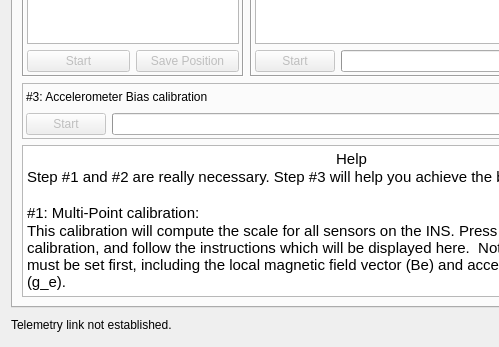
Above: ground/openpilotgcs/src/plugins/config/revosensors.ui from openpilot/OpenPilot before the change; both pictures show x 0 to 499 and y 184 to 531 of the 717 by 531 pixel window. Below: the same form after it.
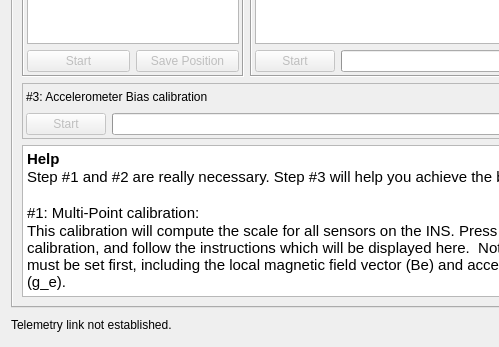
That is the form after the change. Icons and pictures are not drawn.

Commit message: OP-935 Sets the correct background color of some configuration pages.

```diff
--- a/ground/openpilotgcs/src/plugins/config/revosensors.ui
+++ b/ground/openpilotgcs/src/plugins/config/revosensors.ui
@@ -17,12 +17,15 @@
    <item>
     <widget class="QTabWidget" name="tabWidget">
      <property name="autoFillBackground">
-      <bool>false</bool>
+      <bool>true</bool>
      </property>
      <property name="currentIndex">
       <number>0</number>
      </property>
      <widget class="QWidget" name="tab_2">
+      <property name="autoFillBackground">
+       <bool>true</bool>
+      </property>
       <attribute name="title">
        <string>Calibration</string>
       </attribute>
@@ -309,7 +312,7 @@
 &lt;table border=&quot;0&quot; style=&quot;-qt-table-type: root; margin-top:4px; margin-bottom:4px; margin-left:4px; margin-right:4px;&quot;&gt;
 &lt;tr&gt;
 &lt;td style=&quot;border: none;&quot;&gt;
-&lt;p align=&quot;center&quot; style=&quot; margin-top:0px; margin-bottom:0px; margin-left:0px; margin-right:0px; -qt-block-indent:0; text-indent:0px;&quot;&gt;&lt;span style=&quot; font-family:'Ubuntu'; font-size:11pt;&quot;&gt;Help&lt;/span&gt;&lt;/p&gt;
+&lt;p style=&quot; margin-top:0px; margin-bottom:0px; margin-left:0px; margin-right:0px; -qt-block-indent:0; text-indent:0px;&quot;&gt;&lt;span style=&quot; font-family:'Ubuntu'; font-size:11pt; font-weight:600;&quot;&gt;Help&lt;/span&gt;&lt;/p&gt;
 &lt;p style=&quot; margin-top:0px; margin-bottom:0px; margin-left:0px; margin-right:0px; -qt-block-indent:0; text-indent:0px;&quot;&gt;&lt;span style=&quot; font-family:'Ubuntu'; font-size:11pt;&quot;&gt;Step #1 and #2 are really necessary. Step #3 will help you achieve the best possible results.&lt;/span&gt;&lt;/p&gt;
 &lt;p align=&quot;center&quot; style=&quot;-qt-paragraph-type:empty; margin-top:0px; margin-bottom:0px; margin-left:0px; margin-right:0px; -qt-block-indent:0; text-indent:0px; font-family:'Ubuntu'; font-size:11pt;&quot;&gt;&lt;br /&gt;&lt;/p&gt;
 &lt;p style=&quot; margin-top:0px; margin-bottom:0px; margin-left:0px; margin-right:0px; -qt-block-indent:0; text-indent:0px;&quot;&gt;&lt;span style=&quot; font-family:'Ubuntu'; font-size:11pt;&quot;&gt;#1: Multi-Point calibration:&lt;/span&gt;&lt;/p&gt;
```
Left out of the diff: 5 changed lines with no effect on the pictures. The commit also changes 1 other file.
